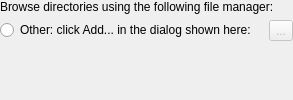
First picture: the form in filemanagerconfig_ui.ui, repository KDE/plasma-workspace, before the edit.
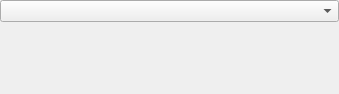
Second picture: the form after the edit.

Commit message:
KCM/Component Revamp FileManager UI
Test Plan: {F7886697}

Reviewers: #plasma, ervin, ngraham

Reviewed By: ervin, ngraham

Subscribers: plasma-devel

Tags: #plasma

Maniphest Tasks: T12551

```diff
--- a/filemanagerconfig_ui.ui
+++ b/filemanagerconfig_ui.ui
@@ -2,47 +2,20 @@
 <ui version="4.0">
  <class>FileManagerConfig_UI</class>
  <widget class="QWidget" name="FileManagerConfig_UI">
+  <property name="geometry">
+   <rect>
+    <x>0</x>
+    <y>0</y>
+    <width>339</width>
+    <height>94</height>
+   </rect>
+  </property>
   <layout class="QVBoxLayout" name="verticalLayout">
    <property name="margin">
     <number>0</number>
    </property>
    <item>
-    <widget class="QLabel" name="label">
-     <property name="text">
-      <string>Browse directories using the following file manager:</string>
-     </property>
-    </widget>
-   </item>
-   <item>
-    <layout class="QVBoxLayout" name="radioLayout"/>
-   </item>
-   <item>
-    <layout class="QHBoxLayout">
-     <item>
-      <widget class="QRadioButton" name="radioExec">
-       <property name="text">
-        <string>Other: click Add... in the dialog shown here:</string>
-       </property>
-      </widget>
-     </item>
-     <item>
-      <spacer name="horizontalSpacer">
-       <property name="orientation">
-        <enum>Qt::Horizontal</enum>
-       </property>
-      </spacer>
-     </item>
-     <item>
-      <widget class="QToolButton" name="btnSelectFileManager">
-       <property name="enabled">
-        <bool>false</bool>
-       </property>
-       <property name="text">
-        <string>...</string>
-       </property>
-      </widget>
-     </item>
-    </layout>
+    <widget class="QComboBox" name="combofileManager"/>
    </item>
    <item>
     <spacer>
```
Left out of the diff: 30 changed lines with no effect on the pictures. The commit also changes 2 other files.
